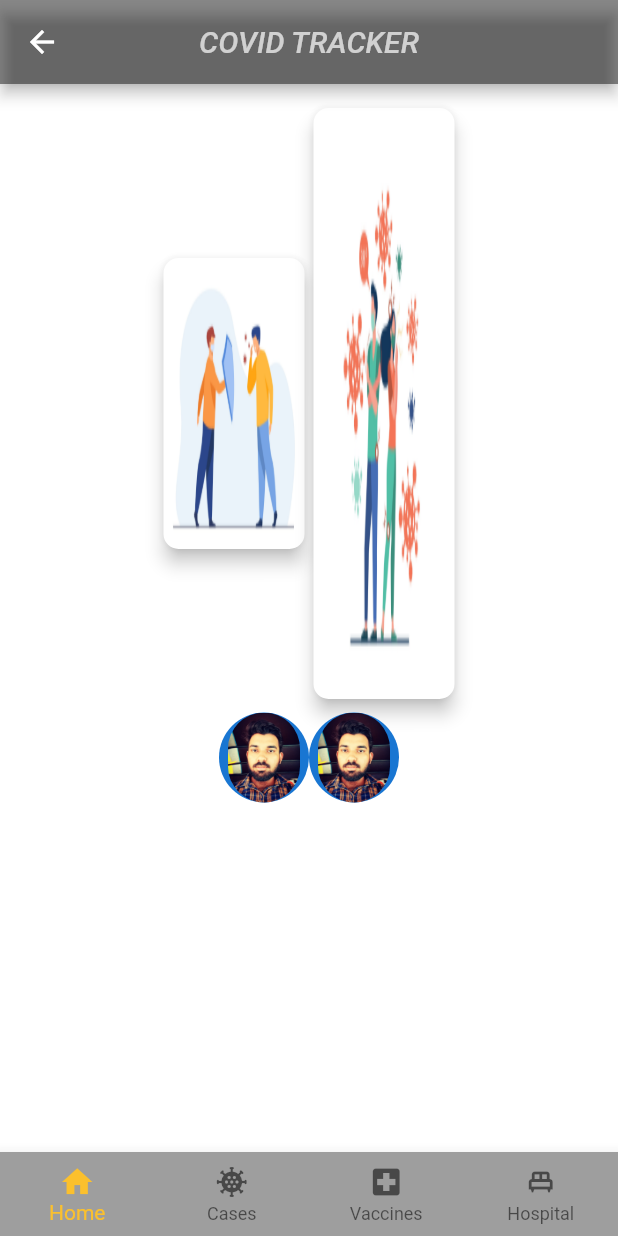
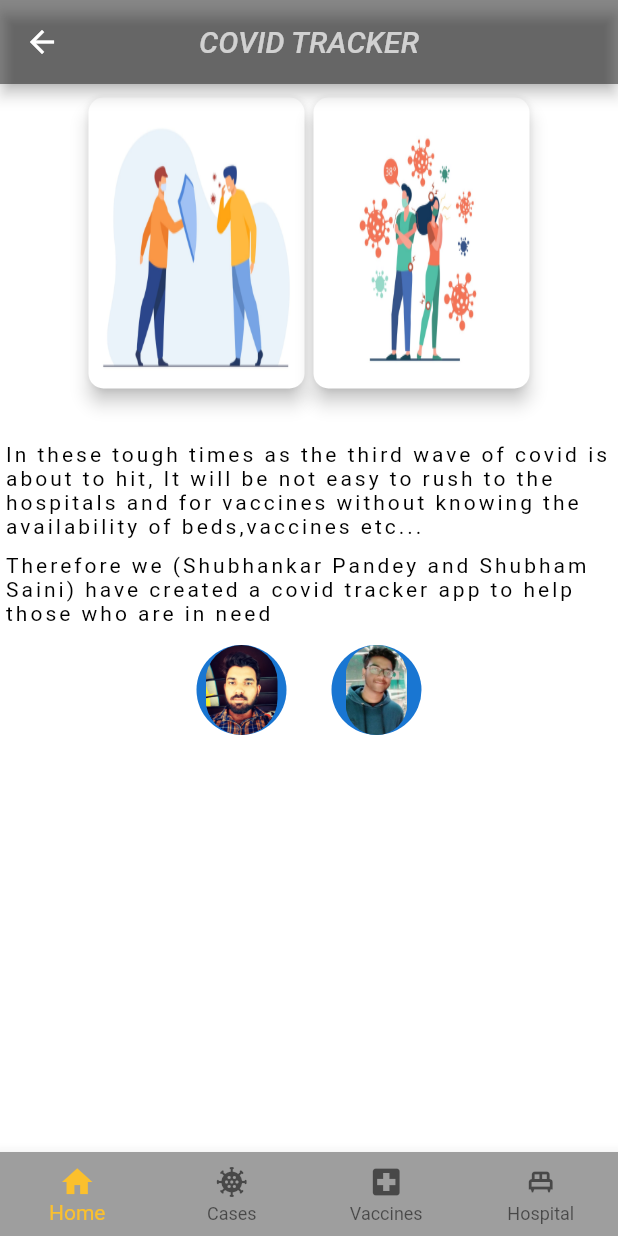
Before and after one commit to Hackathon21/aces, a Flutter app: the screen it shows after launch, after a tap on "Skip", on a phone screen of 412 x 824 dp. Run offline on Flutter 3.47's test engine with Material 2 defaults, Android fonts, the phone set to English and light mode, and no system bars; our stand-ins replace flutter_spinkit, flutter_svg, google_maps_flutter; network calls fail.

Commit message:
Project Created

```diff
--- a/lib/pages/dashboard.dart
+++ b/lib/pages/dashboard.dart
@@ -45,7 +45,7 @@ class _DashboardState extends State<Dashboard> {
       body: SingleChildScrollView(
         scrollDirection: Axis.vertical,
         child: Padding(
-          padding: EdgeInsets.all(10.0),
+          padding: EdgeInsets.all(3.0),
           child: Column(
             mainAxisAlignment: MainAxisAlignment.center,
             crossAxisAlignment: CrossAxisAlignment.center,
@@ -57,7 +57,7 @@ class _DashboardState extends State<Dashboard> {
                   children: [
                     Container(
                       height: 200,
-                      width: 100,
+                      width: 150,
                       child: Card(
                         semanticContainer: true,
                         clipBehavior: Clip.antiAliasWithSaveLayer,
@@ -72,8 +72,8 @@ class _DashboardState extends State<Dashboard> {
                       ),
                     ),
                     Container(
-                      height: 400,
-                      width: 100,
+                      height: 200,
+                      width: 150,
                       child: Card(
                           semanticContainer: true,
                           clipBehavior: Clip.antiAliasWithSaveLayer,
@@ -90,6 +90,17 @@ class _DashboardState extends State<Dashboard> {
                   ],
                 ),
               ),
+              SizedBox(height: 30,),
+              Text("In these tough times as the third wave of covid is about to hit, It will be not easy to rush to the hospitals and for vaccines without knowing the availability of beds,vaccines etc...",style: TextStyle(
+                fontSize: 14.0,
+                letterSpacing: 2.0,
+                color: darkTheme.primaryColor,)),
+              SizedBox(height: 10,),
+              Text("Therefore we (Shubhankar Pandey and Shubham Saini) have created a covid tracker app to help those who are in need",style: TextStyle(
+                fontSize: 14.0,
+                letterSpacing: 2.0,
+                color: darkTheme.primaryColor,)),
+              SizedBox(height: 10,),
               Padding(
                 padding: const EdgeInsets.all(3.0),
                 child: Row(
@@ -99,14 +110,18 @@ class _DashboardState extends State<Dashboard> {
                       radius: 30,
                       child: ClipRRect(
                         child: Image.asset("assets/images/shubhankar.jpg"),
-                        borderRadius: BorderRadius.circular(50),
+                        borderRadius: BorderRadius.circular(80),
                       ),
+                    ),
+                    SizedBox(
+                      height: 5,
+                      width: 30,
                     ),
                     CircleAvatar(
                       radius: 30,
                       child: ClipRRect(
-                        child: Image.asset("assets/images/shubhankar.jpg"),
-                        borderRadius: BorderRadius.circular(50),
+                        child: Image.asset("assets/images/saini.jpg"),
+                        borderRadius: BorderRadius.circular(80),
                       ),
                     ),
                   ],
```
